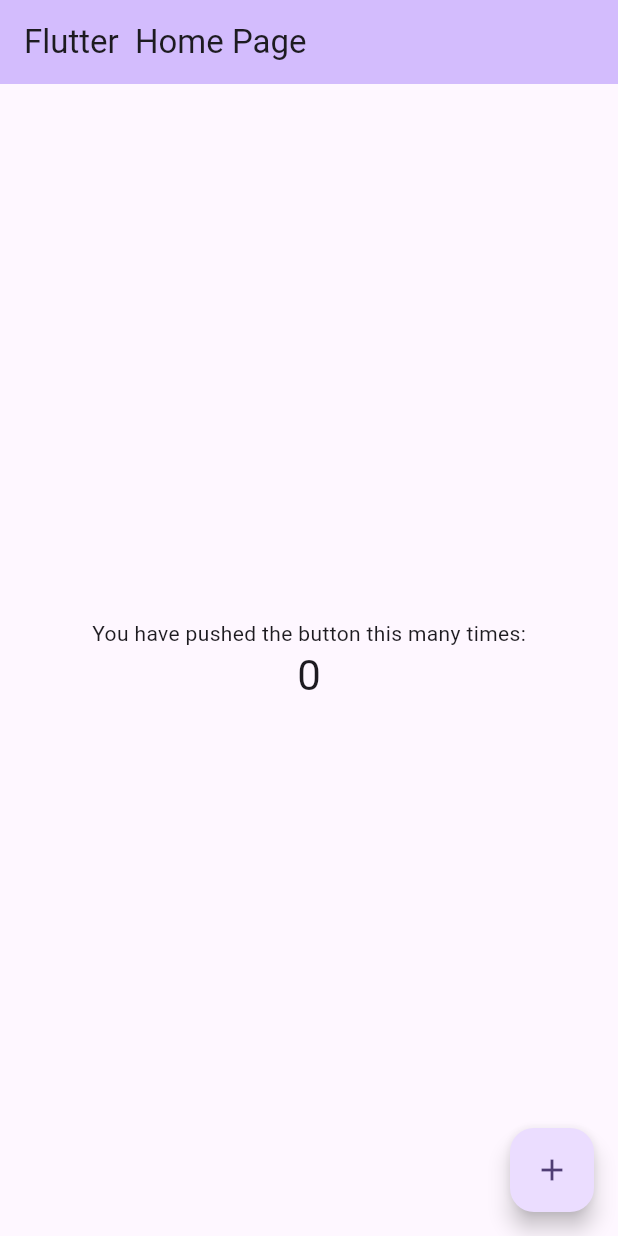
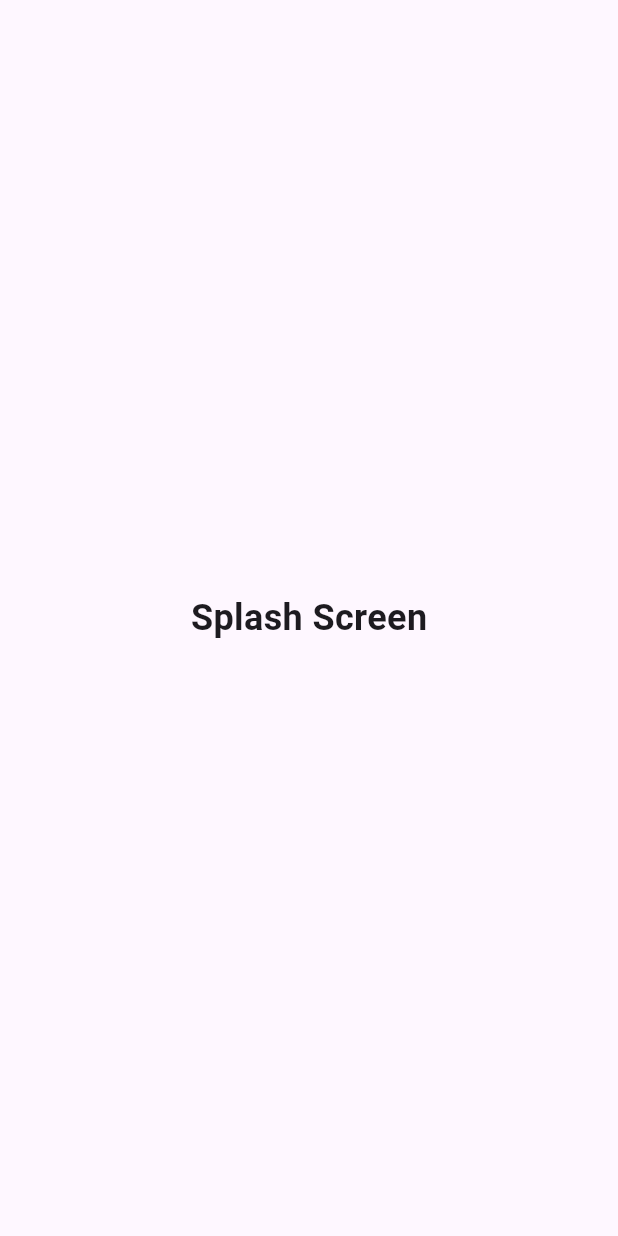
Before and after one commit to MrOmarJnr/fieldmobile, a Flutter app: the screen it shows after launch, on a phone screen of 412 x 824 dp. Run offline on Flutter 3.47's test engine with Material 3 defaults, Android fonts, the phone set to English and light mode, and no system bars.

Commit message:
splash screen

```diff
--- a/field_project/lib/main.dart
+++ b/field_project/lib/main.dart
@@ -1,4 +1,8 @@
+import 'package:field_project/splashscreen.dart';
 import 'package:flutter/material.dart';
+
+
+
 
 void main() {
   runApp(const MyApp());
@@ -31,7 +35,7 @@
         colorScheme: ColorScheme.fromSeed(seedColor: Colors.deepPurple),
         useMaterial3: true,
       ),
-      home: const MyHomePage(title: 'Flutter  Home Page'),
+      home: Splash(),
     );
   }
 }
--- /dev/null
+++ b/field_project/lib/splashscreen.dart
@@ -0,0 +1,18 @@
+import 'package:flutter/material.dart';
+
+class Splash extends StatelessWidget {
+  const Splash({super.key});
+
+  @override
+  Widget build(BuildContext context) {
+    return Scaffold(
+        body: Center(
+      child: Container(
+        child: Text(
+          'Splash Screen',
+          style: TextStyle(fontSize: 24, fontWeight: FontWeight.bold),
+        ),
+      ),
+    ));
+  }
+}
```
